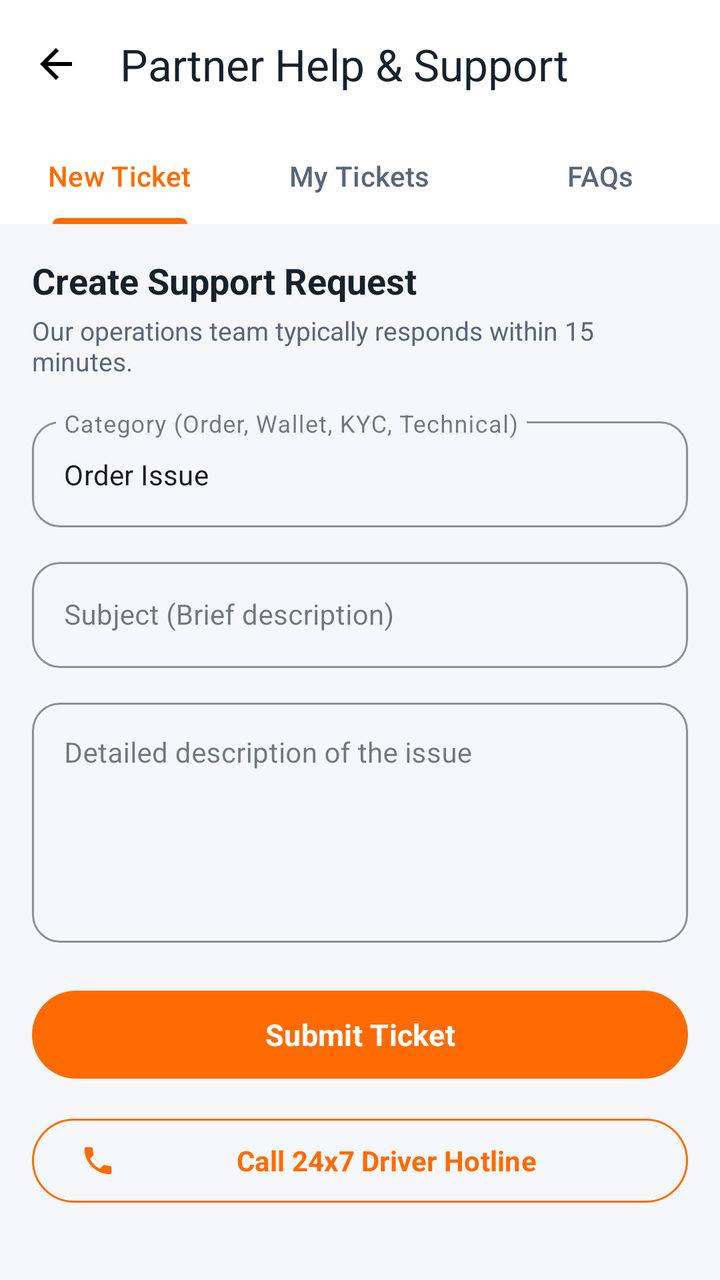
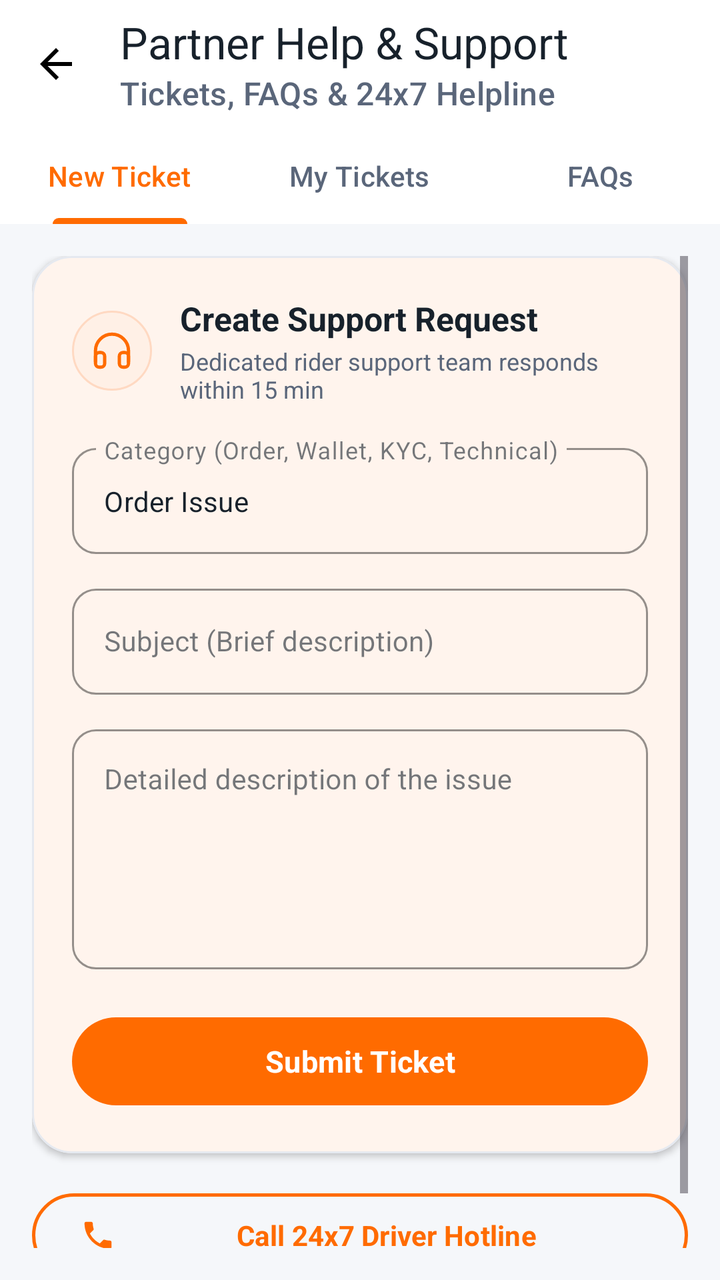

Before-and-after screenshots of an Android layout around one commit, followed by the original layout XML and the change that was made.
<!-- AndroidManifest.xml: application theme Theme.AKRHunger -->
<!-- res/layout/activity_support.xml -->
<?xml version="1.0" encoding="utf-8"?>
<androidx.coordinatorlayout.widget.CoordinatorLayout
    xmlns:android="http://schemas.android.com/apk/res/android"
    xmlns:app="http://schemas.android.com/apk/res-auto"
    android:layout_width="match_parent"
    android:layout_height="match_parent"
    android:background="@color/background">

    <com.google.android.material.appbar.AppBarLayout
        android:layout_width="match_parent"
        android:layout_height="wrap_content"
        android:background="@color/surface"
        app:elevation="2dp">

        <androidx.appcompat.widget.Toolbar
            android:id="@+id/toolbar_support"
            android:layout_width="match_parent"
            android:layout_height="?attr/actionBarSize"
            app:navigationIcon="@drawable/ic_back"
            app:title="Partner Help &amp; Support"
            app:titleTextColor="@color/text_primary" />

        <com.google.android.material.tabs.TabLayout
            android:id="@+id/tab_layout_support"
            android:layout_width="match_parent"
            android:layout_height="wrap_content"
            android:background="@color/surface"
            app:tabIndicatorColor="@color/primary"
            app:tabSelectedTextColor="@color/primary"
            app:tabTextColor="@color/text_secondary"
            app:tabIndicatorHeight="3dp">

            <com.google.android.material.tabs.TabItem
                android:layout_width="wrap_content"
                android:layout_height="wrap_content"
                android:text="New Ticket" />

            <com.google.android.material.tabs.TabItem
                android:layout_width="wrap_content"
                android:layout_height="wrap_content"
                android:text="My Tickets" />

            <com.google.android.material.tabs.TabItem
                android:layout_width="wrap_content"
                android:layout_height="wrap_content"
                android:text="FAQs" />
        </com.google.android.material.tabs.TabLayout>
    </com.google.android.material.appbar.AppBarLayout>

    <FrameLayout
        android:id="@+id/support_content_container"
        android:layout_width="match_parent"
        android:layout_height="match_parent"
        app:layout_behavior="@string/appbar_scrolling_view_behavior">

        
        <ScrollView
            android:id="@+id/layout_tab_new_ticket"
            android:layout_width="match_parent"
            android:layout_height="match_parent"
            android:padding="16dp"
            android:visibility="visible">

            <LinearLayout
                android:layout_width="match_parent"
                android:layout_height="wrap_content"
                android:orientation="vertical">

                <TextView
                    android:layout_width="wrap_content"
                    android:layout_height="wrap_content"
                    android:text="Create Support Request"
                    android:textColor="@color/text_primary"
                    android:textSize="18sp"
                    android:textStyle="bold" />

                <TextView
                    android:layout_width="wrap_content"
                    android:layout_height="wrap_content"
                    android:layout_marginTop="4dp"
                    android:text="Our operations team typically responds within 15 minutes."
                    android:textColor="@color/text_secondary"
                    android:textSize="13sp" />

                
                <com.google.android.material.textfield.TextInputLayout
                    android:layout_width="match_parent"
                    android:layout_height="wrap_content"
                    android:layout_marginTop="16dp"
                    style="@style/Widget.MaterialComponents.TextInputLayout.OutlinedBox"
                    app:boxCornerRadiusTopStart="14dp"
                    app:boxCornerRadiusTopEnd="14dp"
                    app:boxCornerRadiusBottomStart="14dp"
                    app:boxCornerRadiusBottomEnd="14dp"
                    app:boxStrokeColor="@color/primary">

                    <com.google.android.material.textfield.TextInputEditText
                        android:id="@+id/et_ticket_category"
                        android:layout_width="match_parent"
                        android:layout_height="wrap_content"
                        android:hint="Category (Order, Wallet, KYC, Technical)"
                        android:text="Order Issue"
                        android:textSize="14sp" />
                </com.google.android.material.textfield.TextInputLayout>

                
                <com.google.android.material.textfield.TextInputLayout
                    android:layout_width="match_parent"
                    android:layout_height="wrap_content"
                    android:layout_marginTop="12dp"
                    style="@style/Widget.MaterialComponents.TextInputLayout.OutlinedBox"
                    app:boxCornerRadiusTopStart="14dp"
                    app:boxCornerRadiusTopEnd="14dp"
                    app:boxCornerRadiusBottomStart="14dp"
                    app:boxCornerRadiusBottomEnd="14dp"
                    app:boxStrokeColor="@color/primary">

                    <com.google.android.material.textfield.TextInputEditText
                        android:id="@+id/et_ticket_subject"
                        android:layout_width="match_parent"
                        android:layout_height="wrap_content"
                        android:hint="Subject (Brief description)"
                        android:textSize="14sp" />
                </com.google.android.material.textfield.TextInputLayout>

                
                <com.google.android.material.textfield.TextInputLayout
                    android:layout_width="match_parent"
                    android:layout_height="wrap_content"
                    android:layout_marginTop="12dp"
                    style="@style/Widget.MaterialComponents.TextInputLayout.OutlinedBox"
                    app:boxCornerRadiusTopStart="14dp"
                    app:boxCornerRadiusTopEnd="14dp"
                    app:boxCornerRadiusBottomStart="14dp"
                    app:boxCornerRadiusBottomEnd="14dp"
                    app:boxStrokeColor="@color/primary">

                    <com.google.android.material.textfield.TextInputEditText
                        android:id="@+id/et_ticket_desc"
                        android:layout_width="match_parent"
                        android:layout_height="120dp"
                        android:gravity="top|start"
                        android:hint="Detailed description of the issue"
                        android:inputType="textMultiLine"
                        android:textSize="14sp" />
                </com.google.android.material.textfield.TextInputLayout>

                <com.google.android.material.button.MaterialButton
                    android:id="@+id/btn_submit_ticket"
                    style="@style/Widget.Material3.Button"
                    android:layout_width="match_parent"
                    android:layout_height="52dp"
                    android:layout_marginTop="20dp"
                    android:text="Submit Ticket"
                    android:textColor="@color/on_primary"
                    android:textSize="15sp"
                    android:textStyle="bold"
                    app:backgroundTint="@color/primary"
                    app:cornerRadius="26dp" />

                
                <com.google.android.material.button.MaterialButton
                    android:id="@+id/btn_call_support_hotline"
                    style="@style/Widget.Material3.Button.OutlinedButton"
                    android:layout_width="match_parent"
                    android:layout_height="50dp"
                    android:layout_marginTop="12dp"
                    android:layout_marginBottom="28dp"
                    android:text="Call 24x7 Driver Hotline"
                    android:textColor="@color/primary"
                    android:textSize="14sp"
                    android:textStyle="bold"
                    app:icon="@drawable/ic_phone"
                    app:iconTint="@color/primary"
                    app:iconPadding="8dp"
                    app:strokeColor="@color/primary"
                    app:cornerRadius="25dp" />
            </LinearLayout>
        </ScrollView>

        
        <LinearLayout
            android:id="@+id/layout_tab_my_tickets"
            android:layout_width="match_parent"
            android:layout_height="match_parent"
            android:orientation="vertical"
            android:padding="16dp"
            android:visibility="gone">

            <androidx.recyclerview.widget.RecyclerView
                android:id="@+id/rv_support_tickets"
                android:layout_width="match_parent"
                android:layout_height="match_parent" />

            <TextView
                android:id="@+id/tv_empty_tickets"
                android:layout_width="match_parent"
                android:layout_height="wrap_content"
                android:layout_marginTop="40dp"
                android:text="No support tickets opened yet."
                android:textAlignment="center"
                android:textColor="@color/text_hint"
                android:textSize="14sp"
                android:visibility="gone" />
        </LinearLayout>

        
        <ScrollView
            android:id="@+id/layout_tab_faq"
            android:layout_width="match_parent"
            android:layout_height="match_parent"
            android:padding="16dp"
            android:visibility="gone">

            <LinearLayout
                android:id="@+id/ll_faq_container"
                android:layout_width="match_parent"
                android:layout_height="wrap_content"
                android:orientation="vertical" />
        </ScrollView>

    </FrameLayout>
</androidx.coordinatorlayout.widget.CoordinatorLayout>
<!-- resources referenced by this layout -->
<resources>
  <color name="background">#F5F7FA</color>
  <color name="on_primary">#FFFFFF</color>
  <color name="primary">#FF6B00</color>
  <color name="surface">#FFFFFF</color>
  <color name="text_hint">#9CA8B8</color>
  <color name="text_primary">#17212B</color>
  <color name="text_secondary">#5A667A</color>
  <!-- drawable ic_back (drawable) -->
  <vector xmlns:android="http://schemas.android.com/apk/res/android"
      android:width="24dp"
      android:height="24dp"
      android:viewportWidth="24"
      android:viewportHeight="24">
      <path
          android:fillColor="#FF000000"
          android:pathData="M20,11H7.83l5.59,-5.59L12,4l-8,8 8,8 1.41,-1.41L7.83,13H20v-2z"/>
  </vector>
  <color name="primary_dark">#E85D04</color>
  <color name="secondary">#E9A23B</color>
  <color name="on_secondary">#17212B</color>
  <color name="on_surface">#17212B</color>
  <color name="surface_variant">#EEF2F6</color>
  <color name="card_border">#E5E9F0</color>
  <style name="ThemeOverlay.AKR.BottomSheetDialog" parent="ThemeOverlay.Material3.BottomSheetDialog">
          <item name="bottomSheetStyle">@style/Widget.AKR.BottomSheet</item>
      </style>
  <style name="ShapeAppearance.AKR.Dialog" parent="">
          <item name="cornerFamily">rounded</item>
          <item name="cornerSize">24dp</item>
      </style>
  <style name="TextAppearance.AKR.Dialog.Title" parent="MaterialAlertDialog.Material3.Title.Text">
          <item name="android:textColor">@color/text_primary</item>
          <item name="android:textSize">19sp</item>
          <item name="android:fontFamily">sans-serif-black</item>
      </style>
  <style name="TextAppearance.AKR.Dialog.Body" parent="MaterialAlertDialog.Material3.Body.Text">
          <item name="android:textColor">@color/text_secondary</item>
          <item name="android:textSize">14sp</item>
          <item name="android:fontFamily">sans-serif</item>
          <item name="android:lineSpacingMultiplier">1.3</item>
      </style>
  <style name="Widget.AKR.BottomSheet" parent="Widget.Material3.BottomSheet">
          <item name="shapeAppearanceOverlay">@style/ShapeAppearance.AKR.BottomSheet</item>
          <item name="backgroundTint">@color/surface</item>
      </style>
  <color name="info">#2563EB</color>
  <style name="ShapeAppearance.AKR.BottomSheet" parent="">
          <item name="cornerFamily">rounded</item>
          <item name="cornerSizeTopLeft">28dp</item>
          <item name="cornerSizeTopRight">28dp</item>
      </style>
  <!-- unchanged entries left out for length: 6 -->
</resources>

<!-- the commit's change to res/layout/activity_support.xml (unified diff, before → after) -->
@@ -18,7 +18,9 @@
             android:layout_height="?attr/actionBarSize"
             app:navigationIcon="@drawable/ic_back"
             app:title="Partner Help &amp; Support"
-            app:titleTextColor="@color/text_primary" />
+            app:titleTextColor="@color/text_primary"
+            app:subtitle="Tickets, FAQs &amp; 24x7 Helpline"
+            app:subtitleTextColor="@color/text_secondary" />
 
         <com.google.android.material.tabs.TabLayout
             android:id="@+id/tab_layout_support"
@@ -28,7 +30,8 @@
             app:tabIndicatorColor="@color/primary"
             app:tabSelectedTextColor="@color/primary"
             app:tabTextColor="@color/text_secondary"
-            app:tabIndicatorHeight="3dp">
+            app:tabIndicatorHeight="3dp"
+            app:tabRippleColor="@color/primary_tint">
 
             <com.google.android.material.tabs.TabItem
                 android:layout_width="wrap_content"
@@ -66,97 +69,146 @@
                 android:layout_height="wrap_content"
                 android:orientation="vertical">
 
-                <TextView
-                    android:layout_width="wrap_content"
-                    android:layout_height="wrap_content"
-                    android:text="Create Support Request"
-                    android:textColor="@color/text_primary"
-                    android:textSize="18sp"
-                    android:textStyle="bold" />
-
-                <TextView
-                    android:layout_width="wrap_content"
-                    android:layout_height="wrap_content"
-                    android:layout_marginTop="4dp"
-                    android:text="Our operations team typically responds within 15 minutes."
-                    android:textColor="@color/text_secondary"
-                    android:textSize="13sp" />
-
                 
-                <com.google.android.material.textfield.TextInputLayout
+                <com.google.android.material.card.MaterialCardView
                     android:layout_width="match_parent"
                     android:layout_height="wrap_content"
-                    android:layout_marginTop="16dp"
-                    style="@style/Widget.MaterialComponents.TextInputLayout.OutlinedBox"
-                    app:boxCornerRadiusTopStart="14dp"
-                    app:boxCornerRadiusTopEnd="14dp"
-                    app:boxCornerRadiusBottomStart="14dp"
-                    app:boxCornerRadiusBottomEnd="14dp"
-                    app:boxStrokeColor="@color/primary">
-
-                    <com.google.android.material.textfield.TextInputEditText
-                        android:id="@+id/et_ticket_category"
+                    app:cardCornerRadius="20dp"
+                    app:cardElevation="2dp"
+                    app:strokeColor="@color/card_border"
+                    app:strokeWidth="1dp"
+                    app:cardBackgroundColor="@color/surface">
+
+                    <LinearLayout
                         android:layout_width="match_parent"
                         android:layout_height="wrap_content"
-                        android:hint="Category (Order, Wallet, KYC, Technical)"
-                        android:text="Order Issue"
-                        android:textSize="14sp" />
-                </com.google.android.material.textfield.TextInputLayout>
-
-                
-                <com.google.android.material.textfield.TextInputLayout
-                    android:layout_width="match_parent"
-                    android:layout_height="wrap_content"
-                    android:layout_marginTop="12dp"
-                    style="@style/Widget.MaterialComponents.TextInputLayout.OutlinedBox"
-                    app:boxCornerRadiusTopStart="14dp"
-                    app:boxCornerRadiusTopEnd="14dp"
-                    app:boxCornerRadiusBottomStart="14dp"
-                    app:boxCornerRadiusBottomEnd="14dp"
-                    app:boxStrokeColor="@color/primary">
-
-                    <com.google.android.material.textfield.TextInputEditText
-                        android:id="@+id/et_ticket_subject"
-                        android:layout_width="match_parent"
-                        android:layout_height="wrap_content"
-                        android:hint="Subject (Brief description)"
-                        android:textSize="14sp" />
-                </com.google.android.material.textfield.TextInputLayout>
-
-                
-                <com.google.android.material.textfield.TextInputLayout
-                    android:layout_width="match_parent"
-                    android:layout_height="wrap_content"
-                    android:layout_marginTop="12dp"
-                    style="@style/Widget.MaterialComponents.TextInputLayout.OutlinedBox"
-                    app:boxCornerRadiusTopStart="14dp"
-                    app:boxCornerRadiusTopEnd="14dp"
-                    app:boxCornerRadiusBottomStart="14dp"
-                    app:boxCornerRadiusBottomEnd="14dp"
-                    app:boxStrokeColor="@color/primary">
-
-                    <com.google.android.material.textfield.TextInputEditText
-                        android:id="@+id/et_ticket_desc"
-                        android:layout_width="match_parent"
-                        android:layout_height="120dp"
-                        android:gravity="top|start"
-                        android:hint="Detailed description of the issue"
-                        android:inputType="textMultiLine"
-                        android:textSize="14sp" />
-                </com.google.android.material.textfield.TextInputLayout>
-
-                <com.google.android.material.button.MaterialButton
-                    android:id="@+id/btn_submit_ticket"
-                    style="@style/Widget.Material3.Button"
-                    android:layout_width="match_parent"
-                    android:layout_height="52dp"
-                    android:layout_marginTop="20dp"
-                    android:text="Submit Ticket"
-                    android:textColor="@color/on_primary"
-                    android:textSize="15sp"
-                    android:textStyle="bold"
-                    app:backgroundTint="@color/primary"
-                    app:cornerRadius="26dp" />
+                        android:orientation="vertical"
+                        android:padding="20dp">
+
+                        <LinearLayout
+                            android:layout_width="match_parent"
+                            android:layout_height="wrap_content"
+                            android:orientation="horizontal"
+                            android:gravity="center_vertical">
+
+                            <FrameLayout
+                                android:layout_width="40dp"
+                                android:layout_height="40dp"
+                                android:background="@drawable/bg_icon_circle_orange">
+
+                                <ImageView
+                                    android:layout_width="22dp"
+                                    android:layout_height="22dp"
+                                    android:layout_gravity="center"
+                                    android:src="@drawable/ic_support"
+                                    app:tint="@color/primary" />
+                            </FrameLayout>
+
+                            <LinearLayout
+                                android:layout_width="0dp"
+                                android:layout_height="wrap_content"
+                                android:layout_weight="1"
+                                android:layout_marginStart="14dp"
+                                android:orientation="vertical">
+
+                                <TextView
+                                    android:layout_width="wrap_content"
+                                    android:layout_height="wrap_content"
+                                    android:text="Create Support Request"
+                                    android:textColor="@color/text_primary"
+                                    android:textSize="16.5sp"
+                                    android:textStyle="bold" />
+
+                                <TextView
+                                    android:layout_width="wrap_content"
+                                    android:layout_height="wrap_content"
+                                    android:layout_marginTop="2dp"
+                                    android:text="Dedicated rider support team responds within 15 min"
+                                    android:textColor="@color/text_secondary"
+                                    android:textSize="12sp" />
+                            </LinearLayout>
+                        </LinearLayout>
+
+                        
+                        <com.google.android.material.textfield.TextInputLayout
+                            android:layout_width="match_parent"
+                            android:layout_height="wrap_content"
+                            android:layout_marginTop="16dp"
+                            style="@style/Widget.MaterialComponents.TextInputLayout.OutlinedBox"
+                            app:boxCornerRadiusTopStart="12dp"
+                            app:boxCornerRadiusTopEnd="12dp"
+                            app:boxCornerRadiusBottomStart="12dp"
+                            app:boxCornerRadiusBottomEnd="12dp"
+                            app:boxStrokeColor="@color/primary">
+
+                            <com.google.android.material.textfield.TextInputEditText
+                                android:id="@+id/et_ticket_category"
+                                android:layout_width="match_parent"
+                                android:layout_height="wrap_content"
+                                android:hint="Category (Order, Wallet, KYC, Technical)"
+                                android:text="Order Issue"
+                                android:textColor="@color/text_primary"
+                                android:textSize="14sp" />
+                        </com.google.android.material.textfield.TextInputLayout>
+
+                        
+                        <com.google.android.material.textfield.TextInputLayout
+                            android:layout_width="match_parent"
+                            android:layout_height="wrap_content"
+                            android:layout_marginTop="12dp"
+                            style="@style/Widget.MaterialComponents.TextInputLayout.OutlinedBox"
+                            app:boxCornerRadiusTopStart="12dp"
+                            app:boxCornerRadiusTopEnd="12dp"
+                            app:boxCornerRadiusBottomStart="12dp"
+                            app:boxCornerRadiusBottomEnd="12dp"
+                            app:boxStrokeColor="@color/primary">
+
+                            <com.google.android.material.textfield.TextInputEditText
+                                android:id="@+id/et_ticket_subject"
+                                android:layout_width="match_parent"
+                                android:layout_height="wrap_content"
+                                android:hint="Subject (Brief description)"
+                                android:textColor="@color/text_primary"
+                                android:textSize="14sp" />
+                        </com.google.android.material.textfield.TextInputLayout>
+
+                        
+                        <com.google.android.material.textfield.TextInputLayout
+                            android:layout_width="match_parent"
+                            android:layout_height="wrap_content"
+                            android:layout_marginTop="12dp"
+                            style="@style/Widget.MaterialComponents.TextInputLayout.OutlinedBox"
+                            app:boxCornerRadiusTopStart="12dp"
+                            app:boxCornerRadiusTopEnd="12dp"
+                            app:boxCornerRadiusBottomStart="12dp"
+                            app:boxCornerRadiusBottomEnd="12dp"
+                            app:boxStrokeColor="@color/primary">
+
+                            <com.google.android.material.textfield.TextInputEditText
+                                android:id="@+id/et_ticket_desc"
+                                android:layout_width="match_parent"
+                                android:layout_height="120dp"
+                                android:gravity="top|start"
+                                android:hint="Detailed description of the issue"
+                                android:inputType="textMultiLine"
+                                android:textColor="@color/text_primary"
+                                android:textSize="14sp" />
+                        </com.google.android.material.textfield.TextInputLayout>
+
+                        <com.google.android.material.button.MaterialButton
+                            android:id="@+id/btn_submit_ticket"
+                            style="@style/Widget.Material3.Button"
+                            android:layout_width="match_parent"
+                            android:layout_height="52dp"
+                            android:layout_marginTop="20dp"
+                            android:text="Submit Ticket"
+                            android:textColor="@color/on_primary"
+                            android:textSize="15sp"
+                            android:textStyle="bold"
+                            app:backgroundTint="@color/primary"
+                            app:cornerRadius="26dp" />
+                    </LinearLayout>
+                </com.google.android.material.card.MaterialCardView>
 
                 
                 <com.google.android.material.button.MaterialButton
@@ -164,7 +216,7 @@
                     style="@style/Widget.Material3.Button.OutlinedButton"
                     android:layout_width="match_parent"
                     android:layout_height="50dp"
-                    android:layout_marginTop="12dp"
+                    android:layout_marginTop="16dp"
                     android:layout_marginBottom="28dp"
                     android:text="Call 24x7 Driver Hotline"
                     android:textColor="@color/primary"
@@ -174,6 +226,7 @@
                     app:iconTint="@color/primary"
                     app:iconPadding="8dp"
                     app:strokeColor="@color/primary"
+                    app:strokeWidth="1.5dp"
                     app:cornerRadius="25dp" />
             </LinearLayout>
         </ScrollView>
@@ -190,17 +243,19 @@
             <androidx.recyclerview.widget.RecyclerView
                 android:id="@+id/rv_support_tickets"
                 android:layout_width="match_parent"
-                android:layout_height="match_parent" />
+                android:layout_height="match_parent"
+                android:clipToPadding="false"
+                android:paddingBottom="24dp" />
 
             <TextView
                 android:id="@+id/tv_empty_tickets"
                 android:layout_width="match_parent"
                 android:layout_height="wrap_content"
                 android:layout_marginTop="40dp"
-                android:text="No support tickets opened yet."
+                android:text="No support tickets opened yet. If you face any issues, submit a ticket in 'New Ticket'."
                 android:textAlignment="center"
                 android:textColor="@color/text_hint"
-                android:textSize="14sp"
+                android:textSize="13.5sp"
                 android:visibility="gone" />
         </LinearLayout>
 
@@ -216,7 +271,8 @@
                 android:id="@+id/ll_faq_container"
                 android:layout_width="match_parent"
                 android:layout_height="wrap_content"
-                android:orientation="vertical" />
+                android:orientation="vertical"
+                android:paddingBottom="24dp" />
         </ScrollView>
 
     </FrameLayout>
<!-- resource entries referenced after the edit -->
@@ -3,10 +3,18 @@
   <color name="background">#F5F7FA</color>
   <color name="on_primary">#FFFFFF</color>
   <color name="primary">#FF6B00</color>
+  <color name="primary_tint">#FFF0E6</color>
   <color name="surface">#FFFFFF</color>
   <color name="text_hint">#9CA8B8</color>
   <color name="text_primary">#17212B</color>
   <color name="text_secondary">#5A667A</color>
+  <!-- drawable bg_icon_circle_orange (drawable) -->
+  <?xml version="1.0" encoding="utf-8"?>
+  <shape xmlns:android="http://schemas.android.com/apk/res/android"
+      android:shape="oval">
+      <solid android:color="@color/primary_tint" />
+      <stroke android:width="1dp" android:color="@color/primary_tint_border" />
+  </shape>
   <!-- drawable ic_back (drawable) -->
   <vector xmlns:android="http://schemas.android.com/apk/res/android"
       android:width="24dp"
@@ -17,6 +25,32 @@
           android:fillColor="#FF000000"
           android:pathData="M20,11H7.83l5.59,-5.59L12,4l-8,8 8,8 1.41,-1.41L7.83,13H20v-2z"/>
   </vector>
+  <!-- drawable ic_support (drawable) -->
+  <vector xmlns:android="http://schemas.android.com/apk/res/android"
+      android:width="24dp"
+      android:height="24dp"
+      android:viewportWidth="24"
+      android:viewportHeight="24">
+      <path
+          android:strokeColor="#FF000000"
+          android:strokeWidth="1.8"
+          android:strokeLineCap="round"
+          android:strokeLineJoin="round"
+          android:pathData="M3,18 V12 C3,7.03 7.03,3 12,3 C16.97,3 21,7.03 21,12 V18" />
+      <path
+          android:strokeColor="#FF000000"
+          android:strokeWidth="1.8"
+          android:strokeLineCap="round"
+          android:strokeLineJoin="round"
+          android:pathData="M21,15 V19 C21,20.1 20.1,21 19,21 H18 C16.9,21 16,20.1 16,19 V15 C16,13.9 16.9,13 18,13 H19 C20.1,13 21,13.9 21,15 Z" />
+      <path
+          android:strokeColor="#FF000000"
+          android:strokeWidth="1.8"
+          android:strokeLineCap="round"
+          android:strokeLineJoin="round"
+          android:pathData="M8,15 V19 C8,20.1 7.1,21 6,21 H5 C3.9,21 3,20.1 3,19 V15 C3,13.9 3.9,13 5,13 H6 C7.1,13 8,13.9 8,15 Z" />
+  </vector>
+  <color name="primary_tint_border">#FFD9C2</color>
   <color name="primary_dark">#E85D04</color>
   <color name="secondary">#E9A23B</color>
   <color name="on_secondary">#17212B</color>
